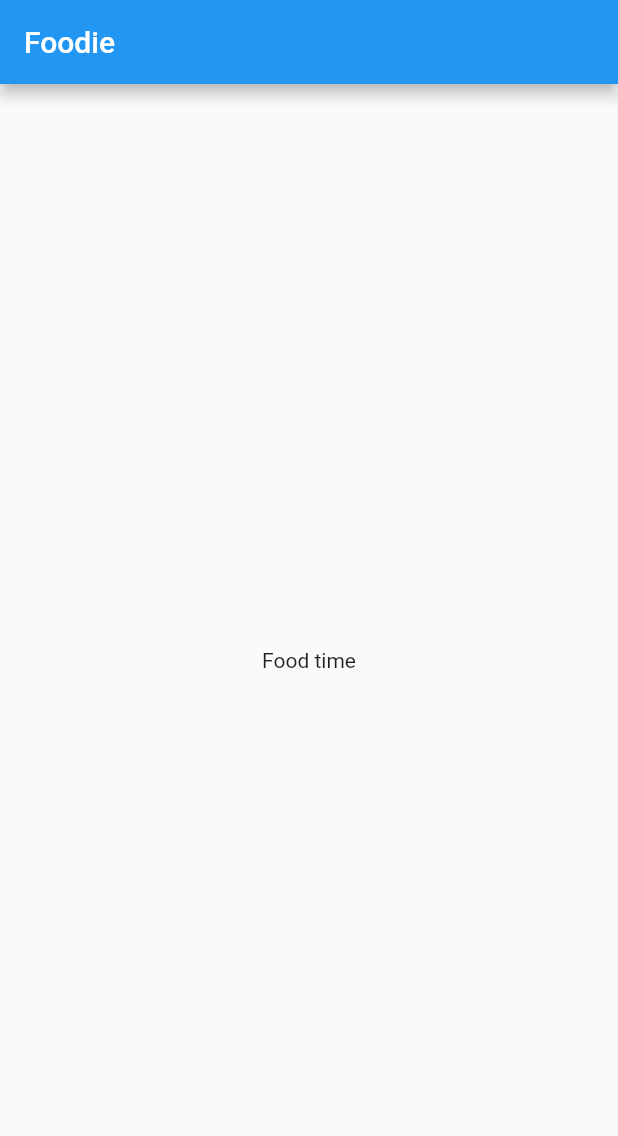
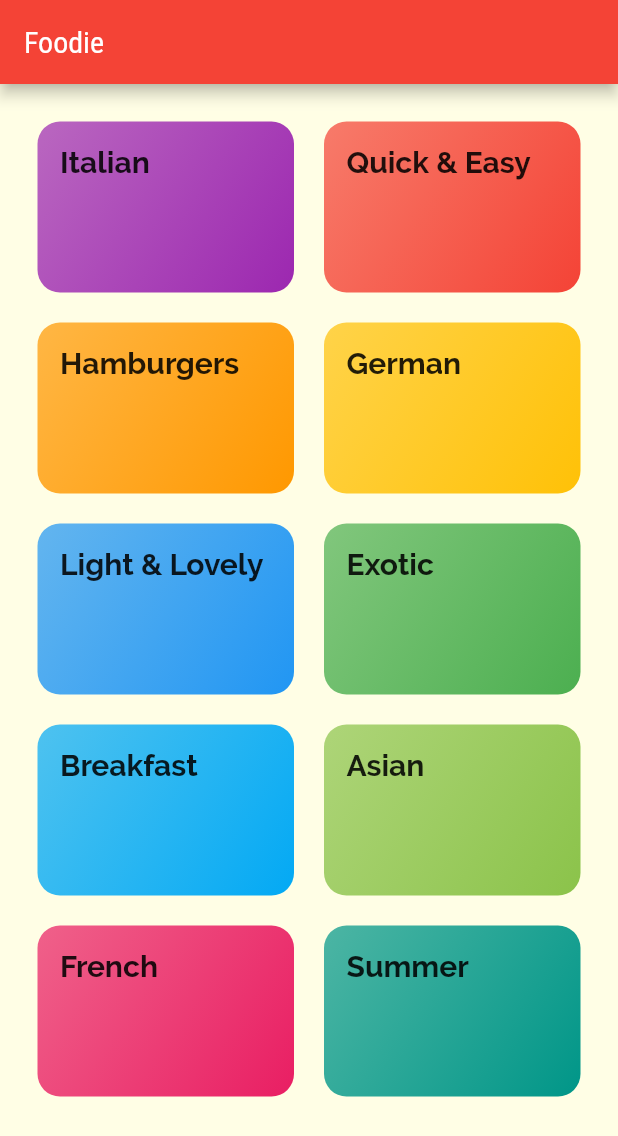
Before and after one commit to TheDecipherer/foodie, a Flutter app: the screen it shows after launch, on a phone screen of 412 x 824 dp. Shown: the top 1136 px of the screen. Run offline on Flutter 3.47's test engine with Material 2 defaults, Android fonts, the phone set to English and light mode, and no system bars.

Commit message:
Basic app complete

```diff
--- /dev/null
+++ b/lib/categories_screen.dart
@@ -0,0 +1,33 @@
+import 'package:flutter/material.dart';
+
+import './category_item.dart';
+import './dummy_data.dart';
+
+class CategoriesScreen extends StatelessWidget {
+  @override
+  Widget build(BuildContext context) {
+    return Scaffold(
+      appBar: AppBar(
+        title: const Text('Foodie'),
+      ),
+      body: GridView(
+        padding: const EdgeInsets.all(25),
+        gridDelegate: SliverGridDelegateWithMaxCrossAxisExtent(
+          maxCrossAxisExtent: 200,
+          childAspectRatio: 3 / 2,
+          crossAxisSpacing: 20,
+          mainAxisSpacing: 20,
+        ),
+        children: DUMMY_CATEGORIES
+            .map(
+              (category) => CategoryItem(
+                category.id,
+                category.title,
+                category.color,
+              ),
+            )
+            .toList(),
+      ),
+    );
+  }
+}
--- /dev/null
+++ b/lib/category_food_screen.dart
@@ -0,0 +1,21 @@
+import 'package:flutter/material.dart';
+
+class CategoryFoodScreen extends StatelessWidget {
+  static String routeName = '/category-food';
+  @override
+  Widget build(BuildContext context) {
+    final routeArgs =
+        ModalRoute.of(context).settings.arguments as Map<String, String>;
+    final categoryTitle = routeArgs['title'];
+    final categoryId = routeArgs['id'];
+
+    return Scaffold(
+      appBar: AppBar(
+        title: Text(categoryTitle),
+      ),
+      body: Center(
+        child: Text('The recipes for the category!'),
+      ),
+    );
+  }
+}
--- /dev/null
+++ b/lib/category_item.dart
@@ -0,0 +1,52 @@
+import 'package:flutter/material.dart';
+
+import './category_food_screen.dart';
+
+class CategoryItem extends StatelessWidget {
+  final String id;
+  final String title;
+  final Color color;
+
+  const CategoryItem(
+    this.id,
+    this.title,
+    this.color,
+  );
+
+  void selectCategory(BuildContext context) {
+    Navigator.of(context).pushNamed(
+      CategoryFoodScreen.routeName,
+      arguments: {
+        'id': id,
+        'title': title,
+      },
+    );
+  }
+
+  @override
+  Widget build(BuildContext context) {
+    return InkWell(
+      onTap: () => selectCategory(context),
+      splashColor: Theme.of(context).primaryColor,
+      borderRadius: BorderRadius.circular(15),
+      child: Container(
+        padding: const EdgeInsets.all(15),
+        child: Text(
+          title,
+          style: Theme.of(context).textTheme.title,
+        ),
+        decoration: BoxDecoration(
+          gradient: LinearGradient(
+            colors: [
+              color.withOpacity(0.7),
+              color,
+            ],
+            begin: Alignment.topLeft,
+            end: Alignment.bottomRight,
+          ),
+          borderRadius: BorderRadius.circular(15),
+        ),
+      ),
+    );
+  }
+}
--- /dev/null
+++ b/lib/dummy_data.dart
@@ -0,0 +1,56 @@
+import 'package:flutter/material.dart';
+
+import './models/category.dart';
+
+const DUMMY_CATEGORIES = const [
+  Category(
+    id: 'c1',
+    title: 'Italian',
+    color: Colors.purple,
+  ),
+  Category(
+    id: 'c2',
+    title: 'Quick & Easy',
+    color: Colors.red,
+  ),
+  Category(
+    id: 'c3',
+    title: 'Hamburgers',
+    color: Colors.orange,
+  ),
+  Category(
+    id: 'c4',
+    title: 'German',
+    color: Colors.amber,
+  ),
+  Category(
+    id: 'c5',
+    title: 'Light & Lovely',
+    color: Colors.blue,
+  ),
+  Category(
+    id: 'c6',
+    title: 'Exotic',
+    color: Colors.green,
+  ),
+  Category(
+    id: 'c7',
+    title: 'Breakfast',
+    color: Colors.lightBlue,
+  ),
+  Category(
+    id: 'c8',
+    title: 'Asian',
+    color: Colors.lightGreen,
+  ),
+  Category(
+    id: 'c9',
+    title: 'French',
+    color: Colors.pink,
+  ),
+  Category(
+    id: 'c10',
+    title: 'Summer',
+    color: Colors.teal,
+  ),
+];
--- a/lib/main.dart
+++ b/lib/main.dart
@@ -1,4 +1,6 @@
 import 'package:flutter/material.dart';
+import 'package:foodie/categories_screen.dart';
+import 'package:foodie/category_food_screen.dart';
 
 void main() {
   runApp(MyApp());
@@ -10,28 +12,27 @@ class MyApp extends StatelessWidget {
     return MaterialApp(
       title: 'Foodie',
       theme: ThemeData(
-        primarySwatch: Colors.blue,
+        primarySwatch: Colors.red,
+        accentColor: Colors.lightGreen,
+        canvasColor: Color.fromRGBO(255, 254, 229, 1),
+        fontFamily: 'RobotoCondensed',
+        textTheme: ThemeData.light().textTheme.copyWith(
+            body1: TextStyle(
+              color: Color.fromRGBO(20, 51, 51, 1),
+            ),
+            body2: TextStyle(
+              color: Color.fromRGBO(20, 51, 51, 1),
+            ),
+            title: TextStyle(
+              fontFamily: 'Raleway',
+              fontSize: 20,
+              fontWeight: FontWeight.bold,
+            )),
       ),
-      home: HomePage(),
+      routes: {
+        '/': (context) => CategoriesScreen(),
+        CategoryFoodScreen.routeName: (context) => CategoryFoodScreen(),
+      },
     );
   }
 }
-
-class HomePage extends StatefulWidget {
-  @override
-  _HomePageState createState() => _HomePageState();
-}
-
-class _HomePageState extends State<HomePage> {
-  @override
-  Widget build(BuildContext context) {
-    return Scaffold(
-      appBar: AppBar(
-        title: Text('Foodie'),
-      ),
-      body: Center(
-        child: Text('Food time'),
-      ),
-    );
-  }
-}
--- /dev/null
+++ b/lib/models/category.dart
@@ -0,0 +1,13 @@
+import 'package:flutter/material.dart';
+
+class Category {
+  final String id;
+  final String title;
+  final Color color;
+
+  const Category({
+    @required this.id,
+    @required this.title,
+    this.color = Colors.orange,
+  });
+}
```
Also changed, not shown: pubspec.yaml (+17 -11 lines), assets/fonts/Raleway-Black.ttf (added), assets/fonts/Raleway-Bold.ttf (added), assets/fonts/Raleway-Regular.ttf (added), assets/fonts/RobotoCondensed-Bold.ttf (added), assets/fonts/RobotoCondensed-Italic.ttf (added), assets/fonts/RobotoCondensed-Light.ttf (added), assets/fonts/RobotoCondensed-Regular.ttf (added).
